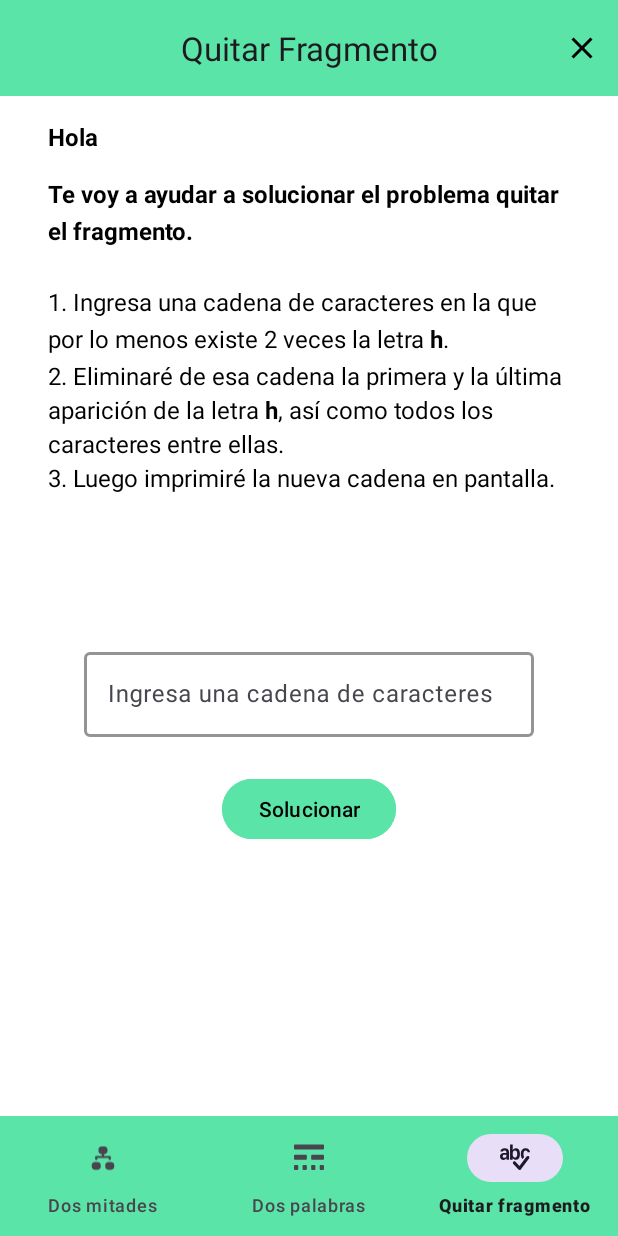
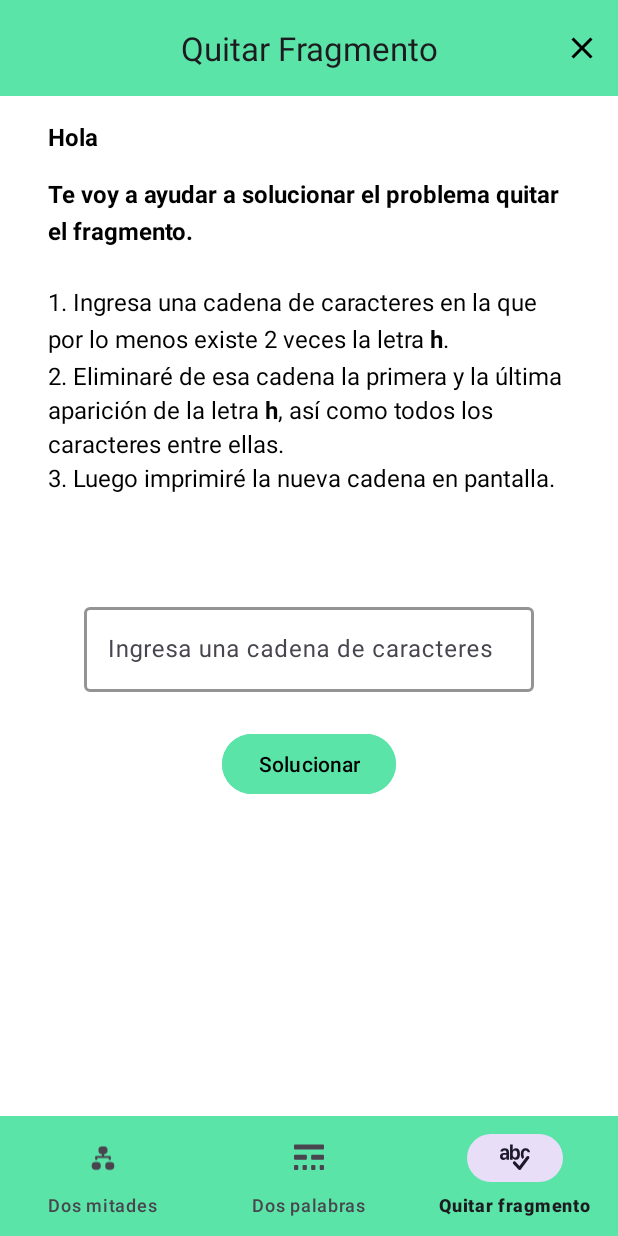
Before and after one commit to Miguelsan03/QTA2-Julian-Alejandro-Miguel, an Android app: the fragment quitarFragmentoFragment placed in its activity, on a phone screen of 412 x 824 dp. Run offline under Robolectric (Android 15) with nearby library versions, the phone set to English and light mode, and no system bars.

```diff
--- a/app/src/main/res/layout/fragment_quitar_fragmento.xml
+++ b/app/src/main/res/layout/fragment_quitar_fragmento.xml
@@ -68,7 +68,7 @@
             app:boxStrokeErrorColor="@color/verde"
             app:boxStrokeWidth="2dp"
             app:boxStrokeWidthFocused="2dp"
-            android:layout_marginTop="100dp"
+            android:layout_marginTop="70dp"
             app:layout_constraintEnd_toEndOf="parent"
             app:layout_constraintStart_toStartOf="parent"
             app:layout_constraintTop_toBottomOf="@+id/instrucciones3TextView">
```
